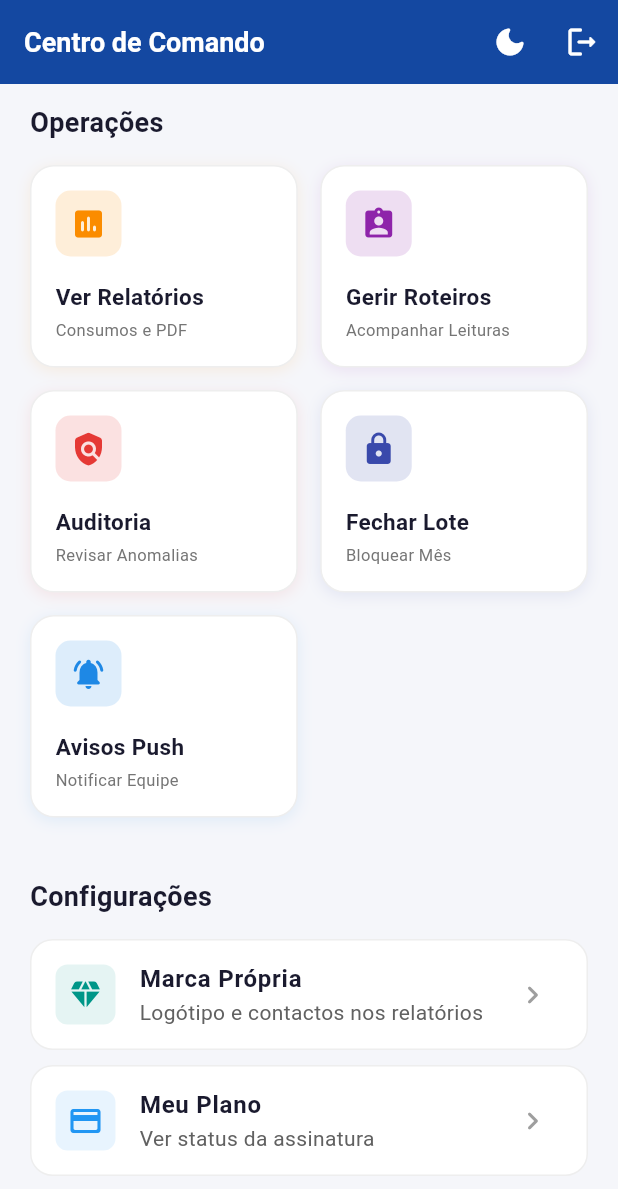
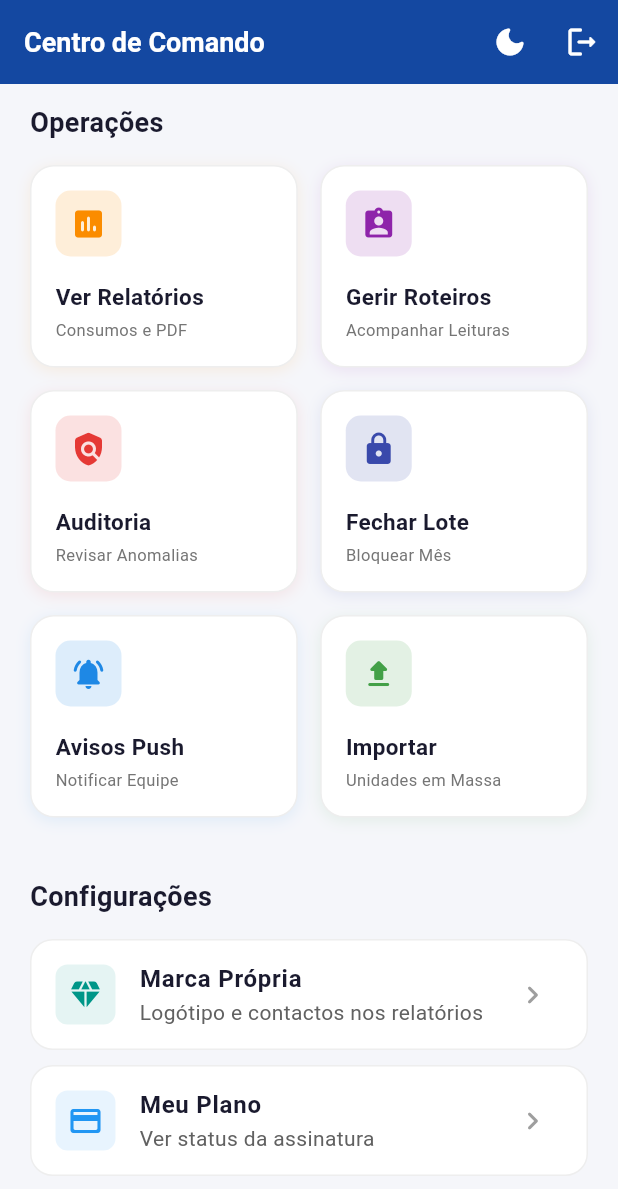
Before and after one commit to AndersonCabrera/leituras_mc, a Flutter app: the TelaAdminDashboard screen opened directly with empty values, scrolled down 311 dp, on a phone screen of 412 x 824 dp. Shown: the top 1189 px of the screen. Run offline on Flutter 3.47's test engine with Material 3 defaults, Android fonts, the phone set to English and light mode, and no system bars; our stand-ins replace cloud_firestore, firebase_auth, firebase_core, firebase_messaging, firebase_storage, image_picker and 5 more; missing offline and left inert: excel, universal_html; accounts and stored records are empty.

Commit message:
fix: importacao em massa com campos corretos + botao no admin dashboard

```diff
--- a/lib/screens/admin/tela_admin_dashboard.dart
+++ b/lib/screens/admin/tela_admin_dashboard.dart
@@ -3,6 +3,7 @@ import 'package:cloud_firestore/cloud_firestore.dart';
 import 'package:firebase_auth/firebase_auth.dart';
 
 import '../auth/tela_login.dart';
+import '../super_admin/tela_importacao_massa.dart';
 import 'tela_configuracoes_marca.dart';
 import 'tela_auditoria.dart';
 import 'tela_fechamento_lote.dart';
@@ -387,7 +388,23 @@ class TelaAdminDashboard extends StatelessWidget {
                         ),
                       ),
                       const SizedBox(width: 15),
-                      Expanded(child: const SizedBox()),
+                      Expanded(
+                        child: _actionCard(
+                          context,
+                          'Importar',
+                          'Unidades em Massa',
+                          Icons.file_upload_rounded,
+                          Colors.green.shade600,
+                          () => Navigator.push(
+                            context,
+                            MaterialPageRoute(
+                              builder: (_) => TelaImportacaoMassa(
+                                idAdministradora: idAdministradora,
+                              ),
+                            ),
+                          ),
+                        ),
+                      ),
                     ],
                   ),
                 ],
--- a/lib/screens/super_admin/tela_importacao_massa.dart
+++ b/lib/screens/super_admin/tela_importacao_massa.dart
@@ -71,9 +71,10 @@ class _TelaImportacaoMassaState extends State<TelaImportacaoMassa> {
       if (_temEnergia) medidores.add('energia');
 
       await FirebaseFirestore.instance.collection('predios').add({
-        'id_administradora': widget.idAdministradora,
-        'nome_predio': _nomePredioCtrl.text.trim().toUpperCase(),
+        'admin_id': widget.idAdministradora,
+        'nome': _nomePredioCtrl.text.trim().toUpperCase(),
         'endereco': _enderecoCtrl.text.trim(),
+        'limite_consumo_alerta': 1.0,
         'medidores': medidores,
         'apartamentos': apartamentosLimpos,
         'data_cadastro': FieldValue.serverTimestamp(),
```
